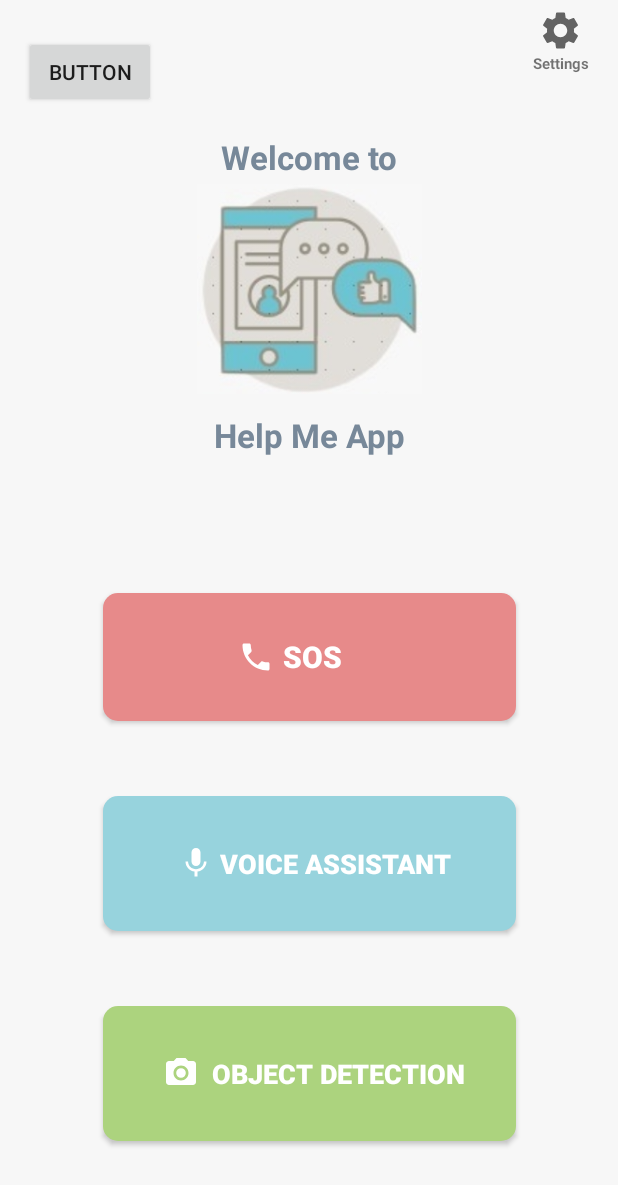
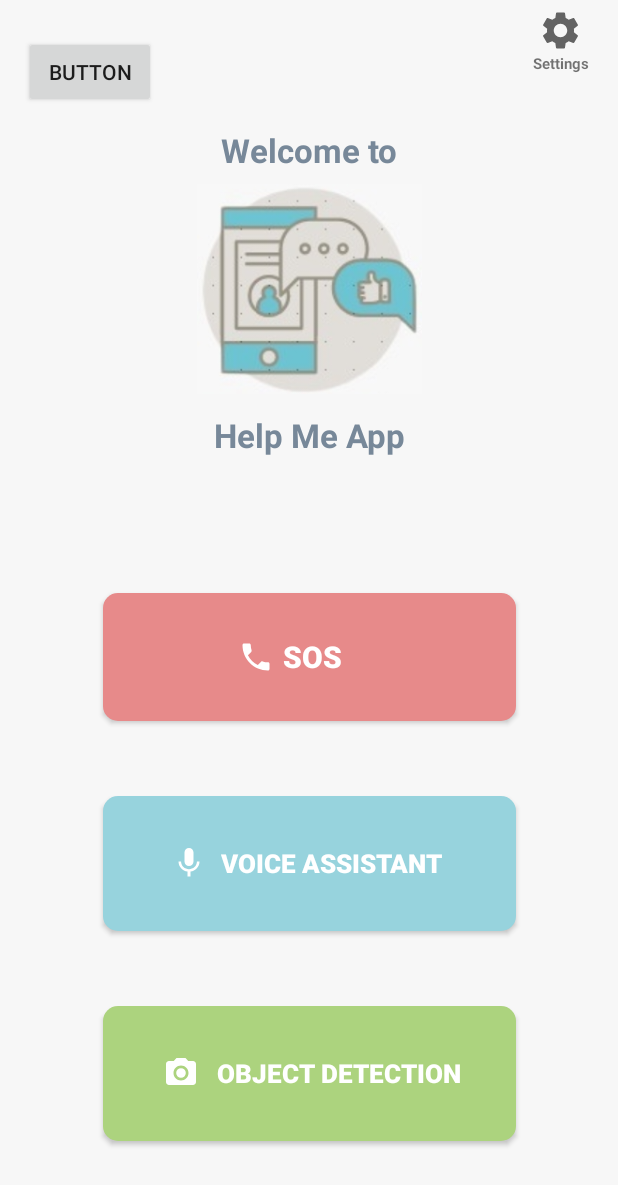
Before and after one commit to HelpMeApp2022/Help_Me_App, an Android app: the screen it shows after launch (MainActivity), on a phone screen of 412 x 824 dp. Shown: the top 1185 px of the screen. Run offline under Robolectric (Android 15) with nearby library versions, the phone set to English and light mode, and no system bars.

Commit message:
//checked

```diff
--- a/app/src/main/res/layout/activity_main.xml
+++ b/app/src/main/res/layout/activity_main.xml
@@ -24,9 +24,9 @@
 
     <TextView
         android:id="@+id/welcomeTo"
-        android:layout_width="125dp"
-        android:layout_height="25dp"
-        android:layout_marginTop="90dp"
+        android:layout_width="175dp"
+        android:layout_height="30dp"
+        android:layout_marginTop="85dp"
         android:text="Welcome to"
         android:textAlignment="center"
         android:textColor="#778899"
@@ -83,16 +83,16 @@
     <Button
         android:id="@+id/VoiceButton"
         android:layout_width="275dp"
-        android:minWidth="275dp"
+        android:maxWidth="275dp"
         android:layout_height="90dp"
         android:layout_marginTop="50dp"
         android:text="Voice Assistant"
-        android:textSize="18sp"
+        android:textSize="17sp"
         android:textColor="@color/white"
         android:textStyle="bold"
         android:background="@drawable/voicebutton"
         android:drawableLeft="@drawable/ic_baseline_mic_24"
-        android:paddingLeft="50dip"
+        android:paddingLeft="45dip"
         android:paddingRight="40dip"
         android:singleLine="true"
         android:gravity="center"
@@ -103,11 +103,11 @@
     <Button
         android:id="@+id/ObjectButton"
         android:layout_width="275dp"
-        android:minWidth="275dp"
+        android:maxWidth="275dp"
         android:layout_height="90dp"
         android:layout_marginTop="50dp"
         android:text="Object Detection"
-        android:textSize="18sp"
+        android:textSize="17sp"
         android:textColor="@color/white"
         android:textStyle="bold"
         android:background="@drawable/objectbutton"
```
